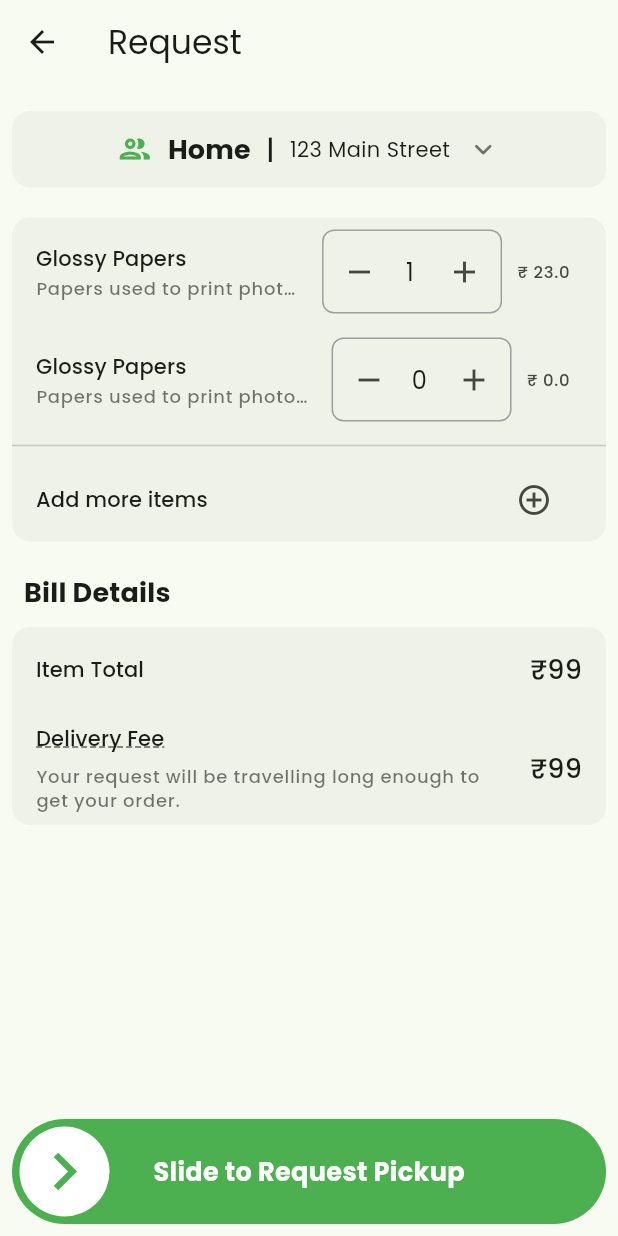
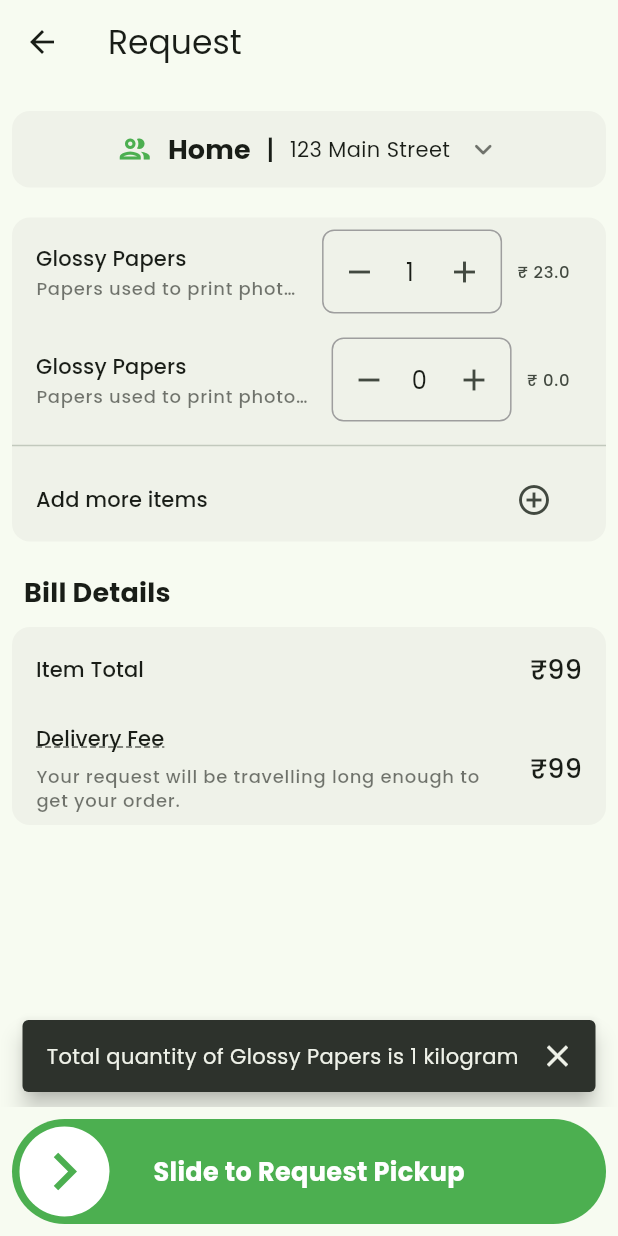
Before and after one commit to Ayesavi/scrapwala-dev, a Flutter app: the CartPage screen opened by its route, after a tap on the "add" icon, on a phone screen of 412 x 824 dp. Run offline on Flutter 3.47's test engine with Material 3 defaults, Android fonts, the phone set to English and light mode, and no system bars; drawn by our look-alikes of slider_button; our stand-ins replace firebase_core, flutter_riverpod, freezed_annotation, go_router, google_fonts, google_sign_in and 4 more; missing offline and left inert: rich_readmore; accounts and stored records are empty; generated files the repository leaves out were written again; network calls fail.

Commit message:
fix: #31

```diff
--- /dev/null
+++ b/lib/core/utils/debounder.dart
@@ -0,0 +1,19 @@
+import 'dart:async';
+
+class Debouncer {
+  final Duration delay;
+  Timer? _timer;
+
+  Debouncer({required this.delay});
+
+  void call(Function action) {
+    _timer?.cancel();
+    _timer = Timer(delay, () {
+      action();
+    });
+  }
+
+  void cancel() {
+    _timer?.cancel();
+  }
+}
--- a/lib/features/cart/cart_page.dart
+++ b/lib/features/cart/cart_page.dart
@@ -72,6 +72,7 @@ class CartPage extends ConsumerWidget {
       )),
       body: Padding(
         padding: const EdgeInsets.all(8.0),
+        child: SingleChildScrollView(
           child: Column(
             crossAxisAlignment: CrossAxisAlignment.start,
             children: [
@@ -140,7 +141,8 @@ class CartPage extends ConsumerWidget {
                         ),
                         trailing: IconButton(
                             onPressed: () {},
-                          icon: const Icon(Icons.add_circle_outline_outlined)),
+                            icon:
+                                const Icon(Icons.add_circle_outline_outlined)),
                       )
                     ],
                   )),
@@ -170,7 +172,8 @@ class CartPage extends ConsumerWidget {
                       trailing: TitleMedium(text: "$kRupeeSymbol${99}"),
                     ),
                     ListTile(
-                    contentPadding: const EdgeInsets.only(left: 16, right: 16),
+                      contentPadding:
+                          const EdgeInsets.only(left: 16, right: 16),
                       title: Text(
                         'Delivery Fee',
                         style: Theme.of(context).textTheme.titleSmall?.copyWith(
@@ -195,6 +198,7 @@ class CartPage extends ConsumerWidget {
             ],
           ),
         ),
+      ),
     );
   }
 }
--- a/lib/models/scrap_model/scrap_model.dart
+++ b/lib/models/scrap_model/scrap_model.dart
@@ -2,6 +2,42 @@ import 'package:freezed_annotation/freezed_annotation.dart';
 
 part 'scrap_model.freezed.dart';
 part 'scrap_model.g.dart';
+
+enum ScrapMeasurement {
+  /// Measured per unit
+  unit,
+
+  /// Measured per kilogram
+  kg,
+
+  /// Measured per gram
+  gm,
+
+  /// Measured per litre
+  ltr,
+
+  /// Measured per quintal (100 Kilogram)
+  qntl,
+}
+
+extension ScrapMeasurementExtension on ScrapMeasurement {
+  String get toName {
+    switch (this) {
+      case ScrapMeasurement.unit:
+        return 'unit';
+      case ScrapMeasurement.kg:
+        return 'kilogram';
+      case ScrapMeasurement.gm:
+        return 'gram';
+      case ScrapMeasurement.ltr:
+        return 'litre';
+      case ScrapMeasurement.qntl:
+        return 'quintal';
+      default:
+        throw Exception('Unknown ScrapMeasurement value');
+    }
+  }
+}
 
 @freezed
 abstract class ScrapModel with _$ScrapModel {
@@ -10,6 +46,7 @@ abstract class ScrapModel with _$ScrapModel {
     String? photoUrl,
     required String description,
     required double price,
+    @Default(ScrapMeasurement.kg) ScrapMeasurement measure,
     @Default(false) bool isNegotiable,
   }) = _ScrapModel;
 
--- a/lib/widgets/cart_item_tile.dart
+++ b/lib/widgets/cart_item_tile.dart
@@ -1,7 +1,9 @@
 import 'package:flutter/material.dart';
 import 'package:flutter_riverpod/flutter_riverpod.dart';
 import 'package:scrapwala_dev/core/constants/string_constants.dart';
+import 'package:scrapwala_dev/core/utils/debounder.dart';
 import 'package:scrapwala_dev/models/scrap_model/scrap_model.dart';
+import 'package:scrapwala_dev/shared/show_snackbar.dart';
 import 'package:scrapwala_dev/widgets/counter_cum_textfield_widget.dart';
 import 'package:scrapwala_dev/widgets/text_widgets.dart';
 
@@ -14,6 +16,8 @@ class CartItemTile extends ConsumerStatefulWidget {
 }
 
 class _CartItemTileState extends ConsumerState<CartItemTile> {
+  final _debouncer = Debouncer(delay: const Duration(milliseconds: 800));
+
   int _counter = 0;
   @override
   Widget build(BuildContext context) {
@@ -34,12 +38,16 @@ class _CartItemTileState extends ConsumerState<CartItemTile> {
                   setState(() {
                     _counter = qty;
                   });
+                  _debouncer.call(() {
+                    showSnackBar(context,
+                        'Total quantity of ${widget.model.name} is $_counter ${widget.model.measure.toName}');
+                  });
                 },
               )),
           const SizedBox(
             width: 10,
           ),
-          Text('$kRupeeSymbol ${widget.model.price * _counter}')
+          Text('$kRupeeSymbol ${widget.model.price * _counter}'),
         ],
       ),
     );
--- a/lib/widgets/counter_cum_textfield_widget.dart
+++ b/lib/widgets/counter_cum_textfield_widget.dart
@@ -1,5 +1,6 @@
 import 'package:flutter/material.dart';
 import 'package:flutter_riverpod/flutter_riverpod.dart';
+import 'package:scrapwala_dev/core/utils/debounder.dart';
 import 'package:scrapwala_dev/shared/show_snackbar.dart';
 
 class CounterCumTextFieldWidget extends ConsumerStatefulWidget {
@@ -15,6 +16,8 @@ class CounterCumTextFieldWidget extends ConsumerStatefulWidget {
 class _CounterCumTextFieldWidgetState
     extends ConsumerState<CounterCumTextFieldWidget> {
   int _counter = 0;
+
+  final _debouncer = Debouncer(delay: const Duration(milliseconds: 800));
 
   @override
   Widget build(BuildContext context) {
@@ -35,7 +38,9 @@ class _CounterCumTextFieldWidgetState
                   _counter--;
                   widget.onCounterChange(_counter);
                 } else {
-                  showSnackBar(context, 'Number can not be negative int');
+                  _debouncer.call(() {
+                    showSnackBar(context, 'Number can not be negative int');
+                  });
                 }
               });
             },
```
Also changed, not shown: lib/models/scrap_model/scrap_model.freezed.dart, lib/models/scrap_model/scrap_model.g.dart. Lines whose indentation alone changed are shown as unchanged.
